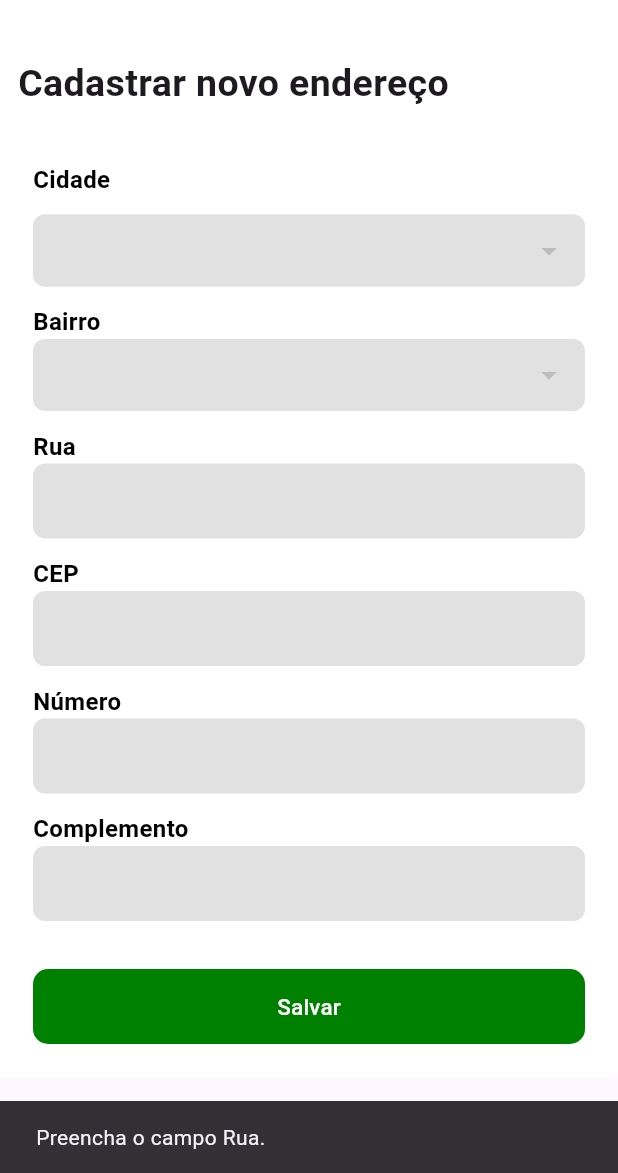
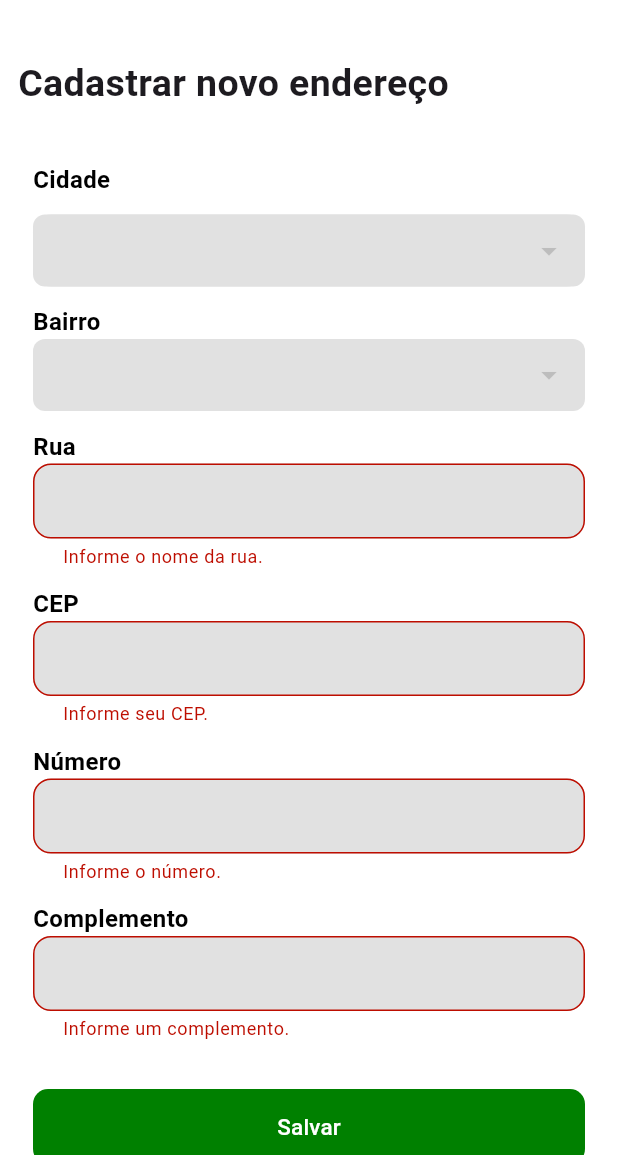
Before and after one commit to wellington067/assim-app-comercio-consumidor, a Flutter app: the AddressScreen screen opened by its route, after a tap on "Salvar", on a phone screen of 412 x 824 dp, the part 63-1236 px from its top. Run offline on Flutter 3.47's test engine with Material 3 defaults, Android fonts, the phone set to English and light mode, and no system bars; our stand-ins replace bot_toast, brasil_fields, device_preview, dio, flutter_local_notifications, flutter_secure_storage and 8 more; missing offline and left inert: rate_my_app; accounts and stored records are empty; network calls fail; statements that could not run were skipped.

Commit message:
Fix: alteração no estilo dos forms e validaçao dos forms de cadastrar novo endereço

```diff
--- a/lib/components/forms/address_form_field.dart
+++ b/lib/components/forms/address_form_field.dart
@@ -2,12 +2,13 @@ import 'package:flutter/material.dart';
 import 'package:flutter/services.dart';
 import 'package:ecommerceassim/shared/constants/style_constants.dart';
 
-class AddressFormField extends StatelessWidget {
+class AddressFormField extends StatefulWidget {
   final TextEditingController controller;
   final String label;
   final TextInputType keyboardType;
   final TextInputFormatter? maskFormatter;
   final bool enabled;
+  final Function? validateForm;
 
   const AddressFormField({
     super.key,
@@ -16,33 +17,53 @@ class AddressFormField extends StatelessWidget {
     this.keyboardType = TextInputType.text,
     this.maskFormatter,
     this.enabled = true,
+    this.validateForm,
   });
 
   @override
+  State<AddressFormField> createState() => _AddressFormFieldState();
+}
+
+class _AddressFormFieldState extends State<AddressFormField> {
+  @override
   Widget build(BuildContext context) {
     return TextFormField(
-      controller: controller,
-      keyboardType: keyboardType,
+      autovalidateMode: AutovalidateMode.onUserInteraction,
+      controller: widget.controller,
+      keyboardType: widget.keyboardType,
       style: const TextStyle(
         fontWeight: FontWeight.w400,
       ),
       decoration: InputDecoration(
+        disabledBorder:
+            OutlineInputBorder(borderRadius: BorderRadius.circular(12.0)),
+        focusedBorder: const OutlineInputBorder(
+          borderRadius: BorderRadius.all(Radius.circular(12.0)),
+          borderSide: BorderSide(color: Color.fromARGB(0, 255, 255, 255)),
+        ),
+        enabledBorder: const OutlineInputBorder(
+          borderSide: BorderSide(color: Color.fromARGB(0, 0, 0, 0)),
+          borderRadius: BorderRadius.all(Radius.circular(12.0)),
+        ),
+        errorBorder: const OutlineInputBorder(
+            borderRadius: BorderRadius.all(Radius.circular(12.0)),
+            borderSide: BorderSide(color: kErrorColor)),
         border: OutlineInputBorder(
-          borderRadius: BorderRadius.circular(8.0),
-          borderSide: BorderSide.none,
+          borderSide: const BorderSide(color: Colors.black),
+          borderRadius: BorderRadius.circular(12.0),
+        ),
+        errorStyle: const TextStyle(
+          color: kErrorColor,
+          backgroundColor: Colors.white,
         ),
         filled: true,
         fillColor: kBackgroundColor,
         contentPadding: const EdgeInsets.fromLTRB(16, 13, 16, 13),
       ),
-      inputFormatters: maskFormatter != null ? [maskFormatter!] : [],
-      validator: (value) {
-        if (value == null || value.isEmpty) {
-          return 'Por favor, insira um valor';
-        }
-        return null;
-      },
-      enabled: enabled,
+      inputFormatters:
+          widget.maskFormatter != null ? [widget.maskFormatter!] : [],
+      validator: (value) => widget.validateForm!(value),
+      enabled: widget.enabled,
     );
   }
 }
--- a/lib/screens/profile/endereco/adress_screen.dart
+++ b/lib/screens/profile/endereco/adress_screen.dart
@@ -1,5 +1,6 @@
 // ignore_for_file: use_build_context_synchronously
 import 'dart:convert';
+import 'package:ecommerceassim/shared/validation/validate_mixin.dart';
 import 'package:flutter/material.dart';
 import 'package:http/http.dart' as http;
 import 'package:ecommerceassim/components/forms/address_form_field.dart';
@@ -24,7 +25,7 @@ class AddressScreen extends StatefulWidget {
   State<AddressScreen> createState() => _AddressScreenState();
 }
 
-class _AddressScreenState extends State<AddressScreen> {
+class _AddressScreenState extends State<AddressScreen> with ValidationMixin {
   late SignUpController controller;
   final double formFieldHeight = 48.0;
   final TextEditingController _ruaController = TextEditingController();
@@ -97,42 +98,6 @@ class _AddressScreenState extends State<AddressScreen> {
     }
   }
 
-  bool validateEmptyFields() {
-    bool isValid = true;
-    String errorMessage = '';
-
-    if (_ruaController.text.isEmpty) {
-      errorMessage = 'Preencha o campo Rua.';
-      isValid = false;
-    } else if (RegExp(r'\d').hasMatch(_ruaController.text)) {
-      errorMessage = 'O campo Rua não deve conter números.';
-      isValid = false;
-    } else if (_numeroController.text.isEmpty ||
-        _numeroController.text.length > 4) {
-      errorMessage =
-          'O campo Número deve ser preenchido e ter no máximo 4 caracteres.';
-      isValid = false;
-    } else if (_cepController.text.isEmpty ||
-        _cepController.text.length != _cepMaskFormatter.getMask()?.length) {
-      errorMessage = 'Preencha o campo CEP corretamente.';
-      isValid = false;
-    } else if (_selectedCityId == null) {
-      errorMessage = 'Selecione uma cidade.';
-      isValid = false;
-    } else if (_selectedBairroId == null) {
-      errorMessage = 'Selecione um bairro.';
-      isValid = false;
-    }
-
-    if (!isValid) {
-      ScaffoldMessenger.of(context).showSnackBar(
-        SnackBar(content: Text(errorMessage)),
-      );
-    }
-
-    return isValid;
-  }
-
   @override
   Widget build(BuildContext context) {
     Size size = MediaQuery.of(context).size;
@@ -181,6 +146,24 @@ class _AddressScreenState extends State<AddressScreen> {
                         child: DropdownButtonFormField<int>(
                           isExpanded: true,
                           decoration: InputDecoration(
+                            errorBorder: const OutlineInputBorder(
+                                borderRadius:
+                                    BorderRadius.all(Radius.circular(12.0)),
+                                borderSide: BorderSide(color: kErrorColor)),
+                            disabledBorder: OutlineInputBorder(
+                                borderRadius: BorderRadius.circular(12.0)),
+                            focusedBorder: const OutlineInputBorder(
+                              borderRadius:
+                                  BorderRadius.all(Radius.circular(12.0)),
+                              borderSide: BorderSide(
+                                  color: Color.fromARGB(0, 255, 255, 255)),
+                            ),
+                            enabledBorder: const OutlineInputBorder(
+                              borderSide:
+                                  BorderSide(color: Color.fromARGB(0, 0, 0, 0)),
+                              borderRadius:
+                                  BorderRadius.all(Radius.circular(12.0)),
+                            ),
                             border: OutlineInputBorder(
                               borderRadius: BorderRadius.circular(8.0),
                               borderSide: BorderSide.none,
@@ -209,6 +192,8 @@ class _AddressScreenState extends State<AddressScreen> {
                             });
                             _loadBairros(newValue!);
                           },
+                          // validator: (value) => isValidCidade(value),
+                          autovalidateMode: AutovalidateMode.onUserInteraction,
                         ),
                       ),
                       const VerticalSpacerBox(size: SpacerSize.small),
@@ -268,6 +253,7 @@ class _AddressScreenState extends State<AddressScreen> {
                         keyboardType: TextInputType.text,
                         label: 'Rua',
                         controller: _ruaController,
+                        validateForm: (value) => isValidRua(value),
                       ),
                       const VerticalSpacerBox(size: SpacerSize.small),
                       const Align(
@@ -286,6 +272,7 @@ class _AddressScreenState extends State<AddressScreen> {
                         keyboardType: TextInputType.text,
                         maskFormatter: controller.cepFormatter,
                         controller: _cepController,
+                        validateForm: (value) => isValidCEP(value),
                       ),
                       const VerticalSpacerBox(size: SpacerSize.small),
                       const Align(
@@ -303,6 +290,7 @@ class _AddressScreenState extends State<AddressScreen> {
                         keyboardType: TextInputType.number,
                         label: 'Número',
                         controller: _numeroController,
+                        validateForm: (value) => isValidNumero(value),
                       ),
                       const VerticalSpacerBox(size: SpacerSize.small),
                       const Align(
@@ -320,6 +308,7 @@ class _AddressScreenState extends State<AddressScreen> {
                         keyboardType: TextInputType.text,
                         label: 'Complemento',
                         controller: _complementoController,
+                        validateForm: (value) => isValidComplemento(value),
                       ),
                       const VerticalSpacerBox(size: SpacerSize.small),
                     ],
@@ -335,7 +324,7 @@ class _AddressScreenState extends State<AddressScreen> {
                       child: PrimaryButton(
                         text: 'Salvar',
                         onPressed: () {
-                          if (validateEmptyFields()) {
+                          if (_formKey.currentState!.validate()) {
                             _createAddress();
                           }
                         },
```
Also changed, not shown: lib/components/forms/custom_text_form_field.dart (+3 -13 lines), lib/screens/signup/components/info_second_screen.dart (+29 -11 lines).
